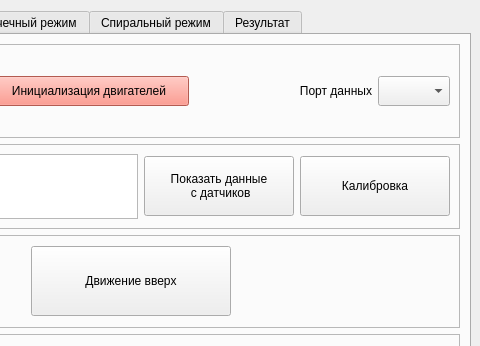
Qt form rotor_ui_v2.3.ui (BuslaySt/Rotor) before a commit; both pictures show x 219 to 699 and y 0 to 346 of the 699 by 632 pixel window.
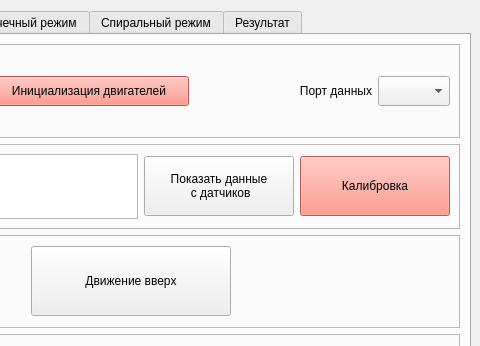
The same form after that commit. The open tabs and pages were chosen to show the change. Icons and pictures are not drawn.

Diff of the .ui file:
```diff
--- a/rotor_ui_v2.3.ui
+++ b/rotor_ui_v2.3.ui
@@ -491,6 +491,10 @@
                <height>60</height>
               </size>
              </property>
+             <property name="styleSheet">
+              <string notr="true">QPushButton {background-color : salmon;}
+QPushButton:hover { background-color: red;}</string>
+             </property>
              <property name="text">
               <string>Калибровка</string>
              </property>
```
